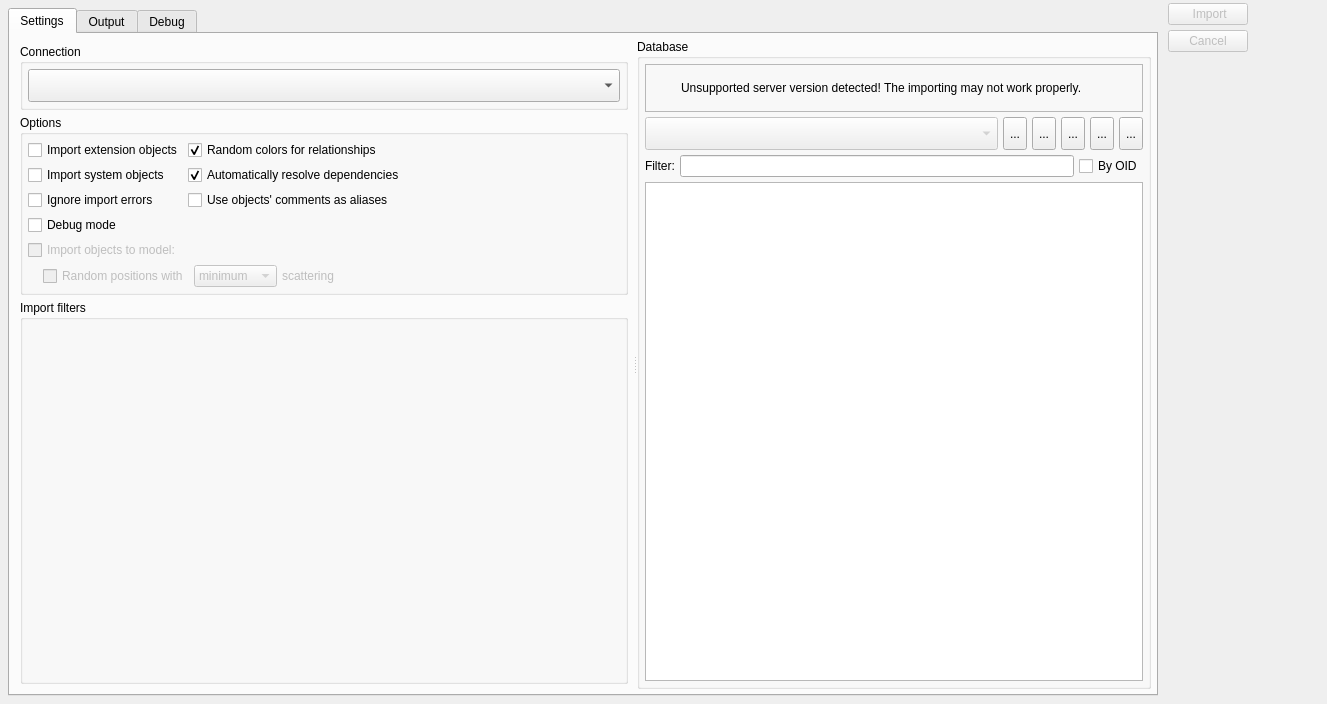
Before: the Qt Designer form libs/libgui/ui/tools/databaseimportwidget.ui in arichiardi/pgmodeler, drawn with Qt 5.
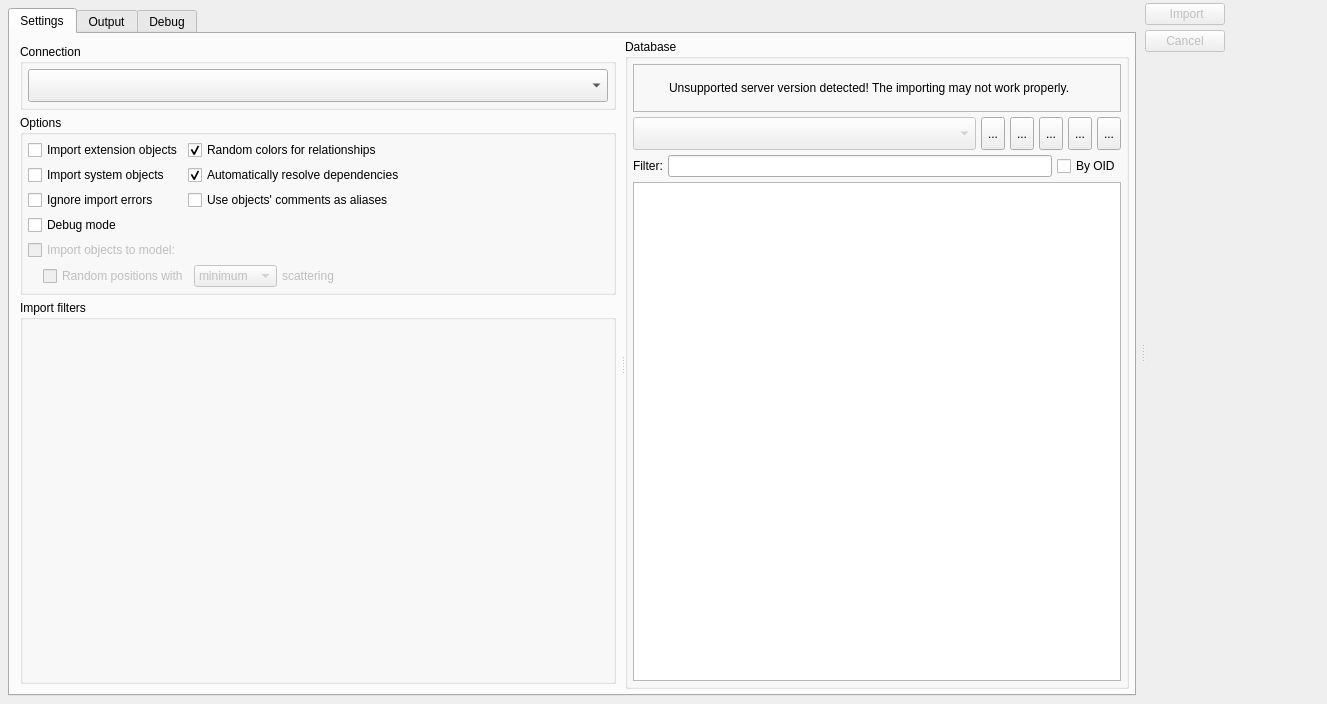
After: the same form once the commit is applied. Icons and pictures are not drawn.

Commit message:
Allowing tool/config widgets to be resized via splitter
Refactored the ui-style.conf to remove duplicate styles

```diff
--- a/libs/libgui/ui/tools/databaseimportwidget.ui
+++ b/libs/libgui/ui/tools/databaseimportwidget.ui
@@ -35,7 +35,10 @@
    <iconset resource="../../../../priv-plugins/res/logoicons.qrc">
     <normaloff>:/icons/icons/pgmodeler_logo.png</normaloff>:/icons/icons/pgmodeler_logo.png</iconset>
   </property>
-  <layout class="QGridLayout" name="gridLayout_24">
+  <layout class="QVBoxLayout" name="verticalLayout_6">
+   <property name="spacing">
+    <number>5</number>
+   </property>
    <property name="leftMargin">
     <number>3</number>
    </property>
@@ -48,91 +51,20 @@
    <property name="bottomMargin">
     <number>3</number>
    </property>
-   <property name="spacing">
-    <number>5</number>
-   </property>
-   <item row="0" column="2">
-    <layout class="QVBoxLayout" name="verticalLayout_7">
      <item>
-      <widget class="QPushButton" name="import_btn">
-       <property name="enabled">
-        <bool>false</bool>
-       </property>
-       <property name="sizePolicy">
-        <sizepolicy hsizetype="Preferred" vsizetype="Preferred">
-         <horstretch>0</horstretch>
-         <verstretch>0</verstretch>
-        </sizepolicy>
-       </property>
-       <property name="maximumSize">
-        <size>
-         <width>16777215</width>
-         <height>16777215</height>
-        </size>
-       </property>
-       <property name="text">
-        <string> Import</string>
-       </property>
-       <property name="icon">
-        <iconset resource="../../res/resources.qrc">
-         <normaloff>:/icons/icons/import.png</normaloff>:/icons/icons/import.png</iconset>
-       </property>
-       <property name="iconSize">
-        <size>
-         <width>28</width>
-         <height>28</height>
-        </size>
-       </property>
-       <property name="default">
-        <bool>true</bool>
-       </property>
-       <property name="flat">
-        <bool>false</bool>
-       </property>
-      </widget>
-     </item>
-     <item>
-      <widget class="QPushButton" name="cancel_btn">
-       <property name="enabled">
-        <bool>false</bool>
-       </property>
-       <property name="sizePolicy">
-        <sizepolicy hsizetype="Preferred" vsizetype="Preferred">
-         <horstretch>0</horstretch>
-         <verstretch>0</verstretch>
-        </sizepolicy>
-       </property>
-       <property name="text">
-        <string>Cancel</string>
-       </property>
-       <property name="icon">
-        <iconset resource="../../res/resources.qrc">
-         <normaloff>:/icons/icons/cancel.png</normaloff>:/icons/icons/cancel.png</iconset>
-       </property>
-       <property name="iconSize">
-        <size>
-         <width>28</width>
-         <height>28</height>
-        </size>
-       </property>
-      </widget>
-     </item>
-     <item>
-      <spacer name="verticalSpacer">
+    <widget class="QSplitter" name="h_splitter">
+     <property name="lineWidth">
+      <number>1</number>
+     </property>
        <property name="orientation">
-        <enum>Qt::Orientation::Vertical</enum>
-       </property>
-       <property name="sizeHint" stdset="0">
-        <size>
-         <width>20</width>
-         <height>40</height>
-        </size>
-       </property>
-      </spacer>
-     </item>
-    </layout>
-   </item>
-   <item row="0" column="0" colspan="2">
+      <enum>Qt::Orientation::Horizontal</enum>
+     </property>
+     <property name="handleWidth">
+      <number>4</number>
+     </property>
+     <property name="childrenCollapsible">
+      <bool>false</bool>
+     </property>
     <widget class="QFrame" name="bg_frame">
      <property name="enabled">
       <bool>true</bool>
@@ -178,7 +110,7 @@
         </property>
         <property name="minimumSize">
          <size>
-          <width>1150</width>
+           <width>0</width>
           <height>0</height>
          </size>
         </property>
@@ -1415,8 +1347,107 @@
       </item>
      </layout>
     </widget>
-   </item>
-   <item row="0" column="3">
+     <widget class="QWidget" name="act_btns_wgt" native="true">
+      <property name="minimumSize">
+       <size>
+        <width>0</width>
+        <height>0</height>
+       </size>
+      </property>
+      <layout class="QGridLayout" name="gridLayout_3">
+       <property name="leftMargin">
+        <number>0</number>
+       </property>
+       <property name="topMargin">
+        <number>0</number>
+       </property>
+       <property name="rightMargin">
+        <number>0</number>
+       </property>
+       <property name="bottomMargin">
+        <number>0</number>
+       </property>
+       <property name="spacing">
+        <number>5</number>
+       </property>
+       <item row="1" column="0">
+        <widget class="QPushButton" name="cancel_btn">
+         <property name="enabled">
+          <bool>false</bool>
+         </property>
+         <property name="sizePolicy">
+          <sizepolicy hsizetype="Preferred" vsizetype="Preferred">
+           <horstretch>0</horstretch>
+           <verstretch>0</verstretch>
+          </sizepolicy>
+         </property>
+         <property name="text">
+          <string>Cancel</string>
+         </property>
+         <property name="icon">
+          <iconset resource="../../res/resources.qrc">
+           <normaloff>:/icons/icons/cancel.png</normaloff>:/icons/icons/cancel.png</iconset>
+         </property>
+         <property name="iconSize">
+          <size>
+           <width>28</width>
+           <height>28</height>
+          </size>
+         </property>
+        </widget>
+       </item>
+       <item row="0" column="0">
+        <widget class="QPushButton" name="import_btn">
+         <property name="enabled">
+          <bool>false</bool>
+         </property>
+         <property name="sizePolicy">
+          <sizepolicy hsizetype="Preferred" vsizetype="Preferred">
+           <horstretch>0</horstretch>
+           <verstretch>0</verstretch>
+          </sizepolicy>
+         </property>
+         <property name="maximumSize">
+          <size>
+           <width>16777215</width>
+           <height>16777215</height>
+          </size>
+         </property>
+         <property name="text">
+          <string> Import</string>
+         </property>
+         <property name="icon">
+          <iconset resource="../../res/resources.qrc">
+           <normaloff>:/icons/icons/import.png</normaloff>:/icons/icons/import.png</iconset>
+         </property>
+         <property name="iconSize">
+          <size>
+           <width>28</width>
+           <height>28</height>
+          </size>
+         </property>
+         <property name="default">
+          <bool>true</bool>
+         </property>
+         <property name="flat">
+          <bool>false</bool>
+         </property>
+        </widget>
+       </item>
+       <item row="2" column="0">
+        <spacer name="verticalSpacer">
+         <property name="orientation">
+          <enum>Qt::Orientation::Vertical</enum>
+         </property>
+         <property name="sizeHint" stdset="0">
+          <size>
+           <width>20</width>
+           <height>40</height>
+          </size>
+         </property>
+        </spacer>
+       </item>
+       <item row="0" column="1" rowspan="3">
     <spacer name="horizontalSpacer">
      <property name="orientation">
       <enum>Qt::Orientation::Horizontal</enum>
@@ -1428,6 +1459,10 @@
       </size>
      </property>
     </spacer>
+       </item>
+      </layout>
+     </widget>
+    </widget>
    </item>
   </layout>
  </widget>
```
Lines whose indentation alone changed are shown as unchanged. The commit also changes 8 other files.
